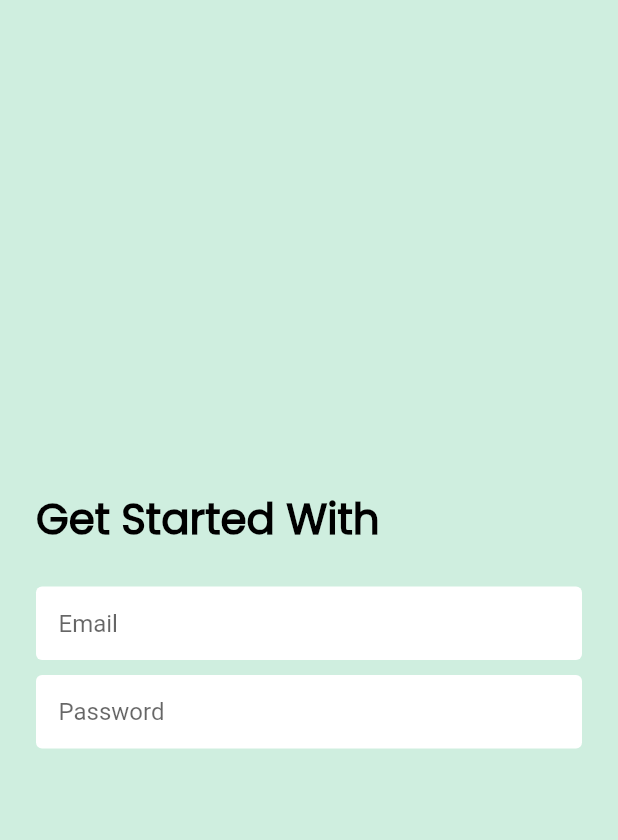
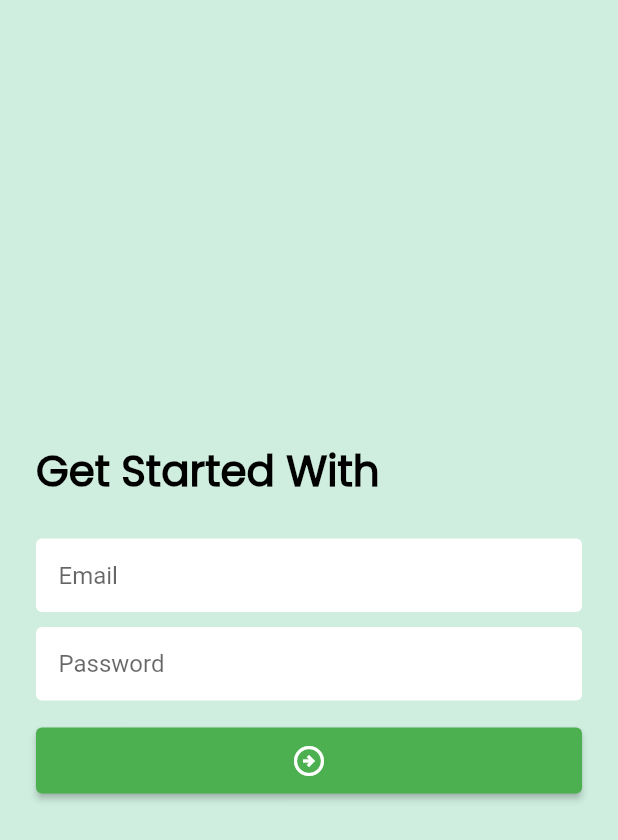
Before and after one commit to Ibrahim-K98han/Flutter_Taskmanager_Application, a Flutter app: the screen it shows after launch, on a phone screen of 412 x 824 dp. Shown: the top 840 px of the screen. Run offline on Flutter 3.47's test engine with Material 2 defaults, Android fonts, the phone set to English and light mode, and no system bars; our stand-ins replace lottie.

Commit message:
reused elevated button added

```diff
--- a/lib/ui/screens/login_screen.dart
+++ b/lib/ui/screens/login_screen.dart
@@ -1,6 +1,7 @@
 import 'package:flutter/material.dart';
 import 'package:taskmanager/ui/widgets/screen_background.dart';
 import '../../style/text_style.dart';
+import '../widgets/app_elevated_button.dart';
 import '../widgets/app_text_filed.dart';
 
 class LoginScreen extends StatefulWidget {
@@ -15,16 +16,15 @@ class _LoginScreenState extends State<LoginScreen> {
   Widget build(BuildContext context) {
     return Scaffold(
         body: ScreenBackgroun(
-      widget: Column(
+      widget: Padding(
+        padding: const EdgeInsets.all(24),
+        child: Column(
           mainAxisAlignment: MainAxisAlignment.center,
           crossAxisAlignment: CrossAxisAlignment.start,
           children: [
-          Padding(
-            padding: const EdgeInsets.symmetric(horizontal: 24),
-            child: Text(
+            Text(
               'Get Started With',
               style: Head1Text,
-            ),
             ),
             const SizedBox(
               height: 24,
@@ -40,8 +40,16 @@ class _LoginScreenState extends State<LoginScreen> {
                 controller: TextEditingController(),
                 obsecure: true,
               ),
+            ),
+            const SizedBox(
+              height: 16,
+            ),
+            AppElevatedButton(
+              onTap: () {},
+              child: const Icon(Icons.arrow_circle_right_outlined),
             )
           ],
+        ),
       ),
     ));
   }
--- /dev/null
+++ b/lib/ui/widgets/app_elevated_button.dart
@@ -0,0 +1,27 @@
+
+import 'package:flutter/material.dart';
+
+class AppElevatedButton extends StatelessWidget {
+  AppElevatedButton({
+    super.key,
+    required this.child,
+    required this.onTap,
+  });
+
+  final Widget child;
+  final VoidCallback onTap;
+
+  @override
+  Widget build(BuildContext context) {
+    return SizedBox(
+      width: double.infinity,
+      child: ElevatedButton(
+          style: ElevatedButton.styleFrom(
+            backgroundColor: Colors.green,
+            padding: const EdgeInsets.all(10),
+          ),
+          onPressed: onTap,
+          child: child),
+    );
+  }
+}
--- a/lib/ui/widgets/app_text_filed.dart
+++ b/lib/ui/widgets/app_text_filed.dart
@@ -15,9 +15,7 @@ class AppTextField extends StatelessWidget {
 
   @override
   Widget build(BuildContext context) {
-    return Padding(
-      padding: const EdgeInsets.symmetric(horizontal: 24),
-      child: TextFormField(
+    return TextFormField(
       controller: controller,
       obscureText: obsecure ?? false,
       decoration: InputDecoration(
@@ -27,7 +25,6 @@ class AppTextField extends StatelessWidget {
           hintText: hintText,
           filled: true,
           border: const OutlineInputBorder(borderSide: BorderSide.none)),
-      ),
     );
   }
 }
```
Lines whose indentation alone changed are shown as unchanged.
